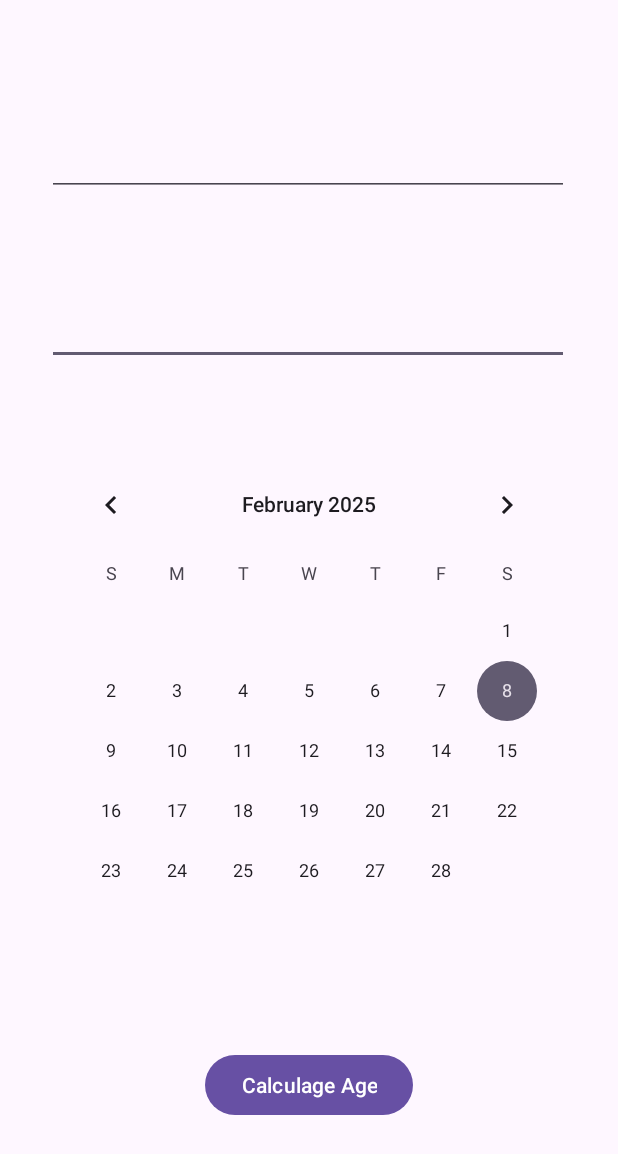
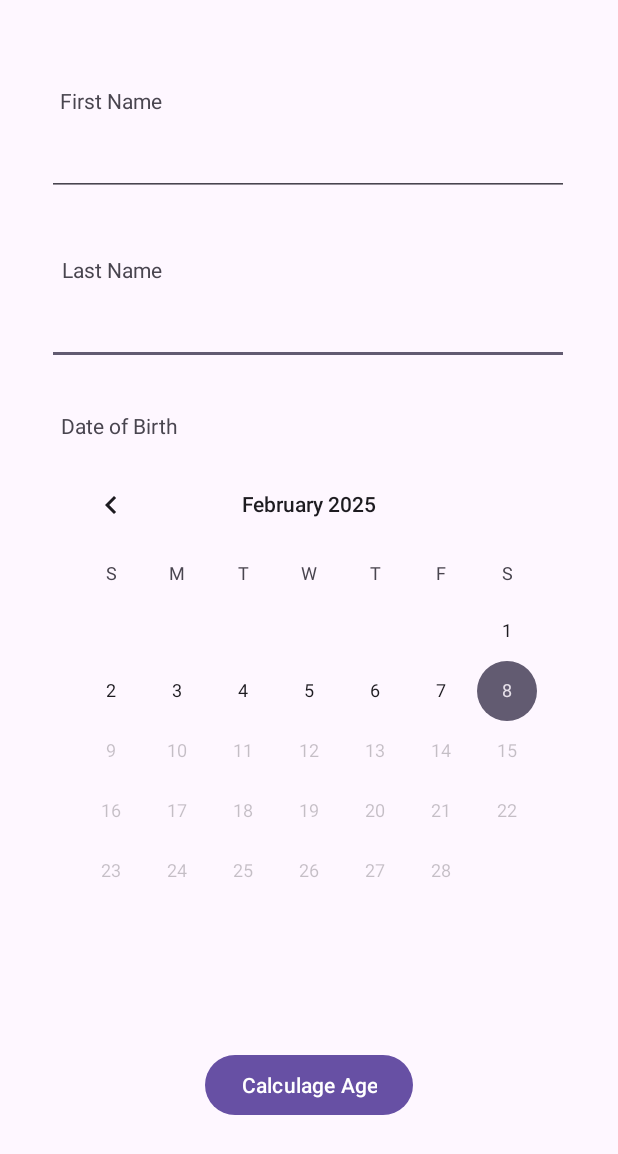
Before and after one commit to TheVeteranDev/CalculateAge, an Android app: the screen it shows after launch (MainActivity), after a tap on "Calculage Age", on a phone screen of 412 x 824 dp. Shown: the top 1154 px of the screen. Run offline under Robolectric (Android 15) with nearby library versions, the phone set to English and light mode, and no system bars.

Commit message:
added error handling and labels to inputs

```diff
--- a/app/src/main/java/com/example/calculateage/MainActivity.kt
+++ b/app/src/main/java/com/example/calculateage/MainActivity.kt
@@ -1,5 +1,6 @@
 package com.example.calculateage
 
+import android.graphics.Color
 import android.os.Bundle
 import android.view.View
 import android.widget.Button
@@ -23,16 +24,19 @@ class MainActivity : AppCompatActivity() {
             insets
         }
 
-        // Get all the inputs, calendar and buttons.
+        // Get all the inputs, calendar and button.
         val firstNameInput = findViewById<EditText>(R.id.first_name_input)
         val lastNameInput = findViewById<EditText>(R.id.last_name_input)
         val birthDatePicker = findViewById<CalendarView>(R.id.birthdate_picker)
         val calcAgeButton = findViewById<Button>(R.id.calc_age_button)
 
+        // Sets the max date allowed to be picked to today's date.
+        birthDatePicker.maxDate = System.currentTimeMillis()
+
         // Sets the initial value to today's date in milliseconds.
         var birthDateInMs = birthDatePicker.date
 
-        // Set a listener to set a new birthDateInMs when a new date in the calendar is selected.
+        // Set a new birthDateInMs when a new date in the calendar is selected.
         birthDatePicker.setOnDateChangeListener { _, year, month, dayOfMonth ->
             val calendar = Calendar.getInstance()
             calendar.set(year, month, dayOfMonth)
@@ -41,10 +45,19 @@ class MainActivity : AppCompatActivity() {
 
         // When the button is clicked will greet the user with their age and name.
         calcAgeButton.setOnClickListener {
-            toastGreetingAndAge(
-                firstNameInput.text.toString(),
-                lastNameInput.text.toString(),
-                calcAge(birthDateInMs))
+            val firstName = firstNameInput.text.toString().trim()
+            if (firstName.isEmpty()) {
+                toastError("First name is required!")
+                return@setOnClickListener
+            }
+
+            val lastName = lastNameInput.text.toString().trim()
+            if (lastName.isEmpty()) {
+                toastError("Last name is required!")
+                return@setOnClickListener
+            }
+
+            toastGreetingAndAge(firstName, lastName, calcAge(birthDateInMs))
         }
     }
 
@@ -77,4 +90,13 @@ class MainActivity : AppCompatActivity() {
         // Display the greeting and age.
         Toast.makeText(this, greeting, Toast.LENGTH_LONG).show()
     }
+
+    /**
+     * Shows a toast with an error message to the user when inputs are not valid.
+     * @param message The message to show the user.
+     */
+    private fun toastError(message: String) {
+        Toast.makeText(this, message, Toast.LENGTH_SHORT).show()
+
+    }
 }
--- a/app/src/main/res/layout/activity_main.xml
+++ b/app/src/main/res/layout/activity_main.xml
@@ -68,4 +68,48 @@
         app:layout_constraintStart_toStartOf="parent"
         app:layout_constraintTop_toBottomOf="@+id/last_name_input" />
 
+    <TextView
+        android:id="@+id/first_name_label"
+        android:layout_width="wrap_content"
+        android:layout_height="wrap_content"
+        android:layout_marginStart="40dp"
+        android:layout_marginTop="39dp"
+        android:layout_marginEnd="302dp"
+        android:text="First Name"
+        app:layout_constraintBottom_toTopOf="@+id/first_name_input"
+        app:layout_constraintEnd_toEndOf="parent"
+        app:layout_constraintHorizontal_bias="0.0"
+        app:layout_constraintStart_toStartOf="parent"
+        app:layout_constraintTop_toTopOf="parent"
+        app:layout_constraintVertical_bias="1.0" />
+
+    <TextView
+        android:id="@+id/last_name_label"
+        android:layout_width="wrap_content"
+        android:layout_height="wrap_content"
+        android:layout_marginStart="41dp"
+        android:layout_marginTop="21dp"
+        android:layout_marginEnd="302dp"
+        android:text="Last Name"
+        app:layout_constraintBottom_toTopOf="@+id/last_name_input"
+        app:layout_constraintEnd_toEndOf="parent"
+        app:layout_constraintHorizontal_bias="0.0"
+        app:layout_constraintStart_toStartOf="parent"
+        app:layout_constraintTop_toBottomOf="@+id/first_name_input"
+        app:layout_constraintVertical_bias="1.0" />
+
+    <TextView
+        android:id="@+id/birthdate_label"
+        android:layout_width="wrap_content"
+        android:layout_height="wrap_content"
+        android:layout_marginStart="40dp"
+        android:layout_marginTop="22dp"
+        android:layout_marginEnd="293dp"
+        android:layout_marginBottom="1dp"
+        android:text="Date of Birth"
+        app:layout_constraintBottom_toTopOf="@+id/birthdate_picker"
+        app:layout_constraintEnd_toEndOf="parent"
+        app:layout_constraintStart_toStartOf="parent"
+        app:layout_constraintTop_toBottomOf="@+id/last_name_input" />
+
 </androidx.constraintlayout.widget.ConstraintLayout>
```
